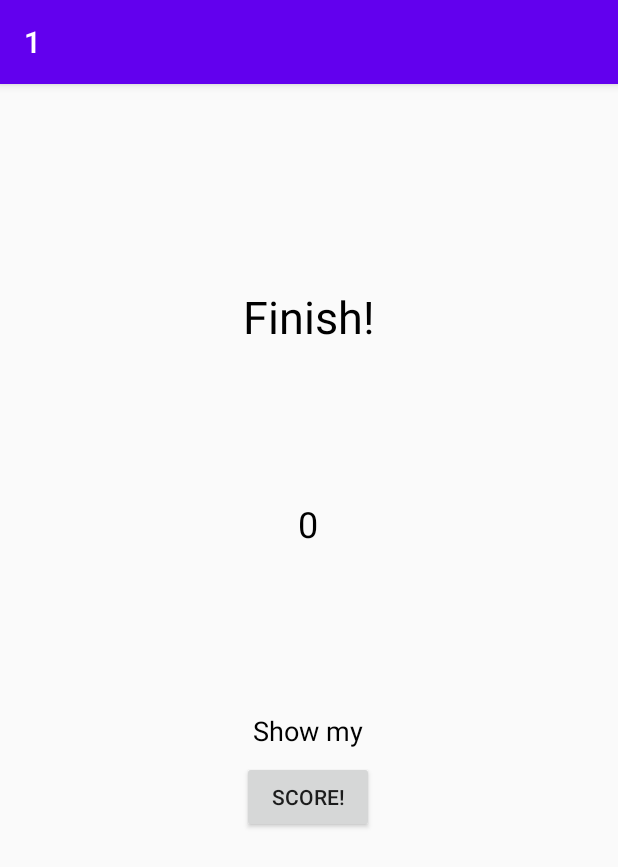
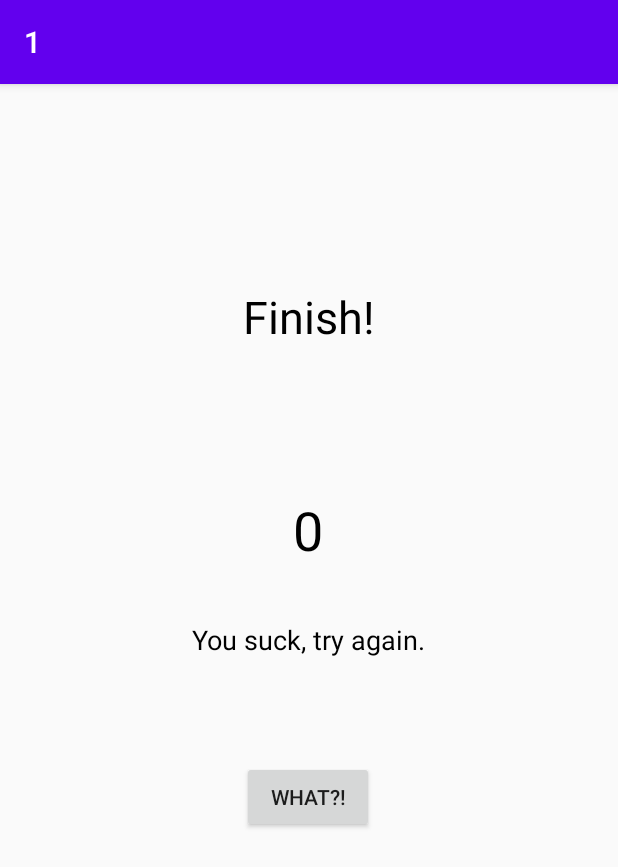
Before and after one commit to Erizium/1, an Android app: the FinishActivity screen opened directly, with no data from a screen before it, after a tap on "SCORE!", on a phone screen of 412 x 824 dp. Shown: the top 867 px of the screen. Run offline under Robolectric (Android 15) with nearby library versions, the phone set to English and light mode, and no system bars.

Commit message:
Improved all pictures. Added elements in finish screen so you can see score with the button. And restart the game.

```diff
--- a/app/src/main/java/com/example/a1/FinishActivity.kt
+++ b/app/src/main/java/com/example/a1/FinishActivity.kt
@@ -1,5 +1,6 @@
 package com.example.a1
 
+import android.content.Intent
 import androidx.appcompat.app.AppCompatActivity
 import android.os.Bundle
 import android.util.Log
@@ -7,8 +8,6 @@ import android.view.View
 import kotlinx.android.synthetic.main.activity_finish.*
 
 class FinishActivity : AppCompatActivity() {
-
-
 
     override fun onCreate(savedInstanceState: Bundle?) {
         super.onCreate(savedInstanceState)
@@ -19,14 +18,25 @@ class FinishActivity : AppCompatActivity() {
 
         scoreButton.setOnClickListener {
             scoreText.setVisibility(View.VISIBLE)
+            goodText.setVisibility(View.VISIBLE)
+            scoreButton.text = "To Start"
 
             if(score >= 4){
-
-
-            }else{
-
+                goodText.text = "Good Job!"
+                showView.setVisibility(View.INVISIBLE)
+                quitButton.setVisibility(View.VISIBLE)
+                if(score == 5){
+                    goodText.text = "Perfect Score!"
+                }
+            }else {
+                goodText.text = "You suck, try again."
+                showView.setVisibility(View.INVISIBLE)
+                scoreButton.text = "What?!"
+            }
+            scoreButton.setOnClickListener{
+                val surprise = Intent(this, QuestionActivity::class.java)
+                startActivity(surprise)
             }
         }
-
     }
 }
--- a/app/src/main/java/com/example/a1/MainActivity.kt
+++ b/app/src/main/java/com/example/a1/MainActivity.kt
@@ -13,8 +13,8 @@ class MainActivity : AppCompatActivity() {
         val startButton = findViewById<Button>(R.id.startButton)
 
         startButton.setOnClickListener {
-            val intent = Intent(this, QuestionActivity::class.java)
-            startActivity(intent)
+            val questions = Intent(this, QuestionActivity::class.java)
+            startActivity(questions)
         }
 
     }
--- a/app/src/main/res/layout/activity_finish.xml
+++ b/app/src/main/res/layout/activity_finish.xml
@@ -36,9 +36,9 @@
         android:layout_width="wrap_content"
         android:layout_height="wrap_content"
         android:layout_marginTop="56dp"
-        android:text="hej"
+        android:text="score"
         android:textColor="#000000"
-        android:textSize="24sp"
+        android:textSize="36sp"
         android:visibility="invisible"
         app:layout_constraintBottom_toTopOf="@+id/scoreButton"
         app:layout_constraintEnd_toEndOf="parent"
@@ -59,4 +59,30 @@
         app:layout_constraintEnd_toEndOf="parent"
         app:layout_constraintHorizontal_bias="0.498"
         app:layout_constraintStart_toStartOf="parent" />
+
+    <TextView
+        android:id="@+id/goodText"
+        android:layout_width="wrap_content"
+        android:layout_height="wrap_content"
+        android:text="Good Job!"
+        android:textColor="#000000"
+        android:textSize="18sp"
+        android:visibility="invisible"
+        app:layout_constraintBottom_toTopOf="@+id/showView"
+        app:layout_constraintEnd_toEndOf="parent"
+        app:layout_constraintStart_toStartOf="parent"
+        app:layout_constraintTop_toBottomOf="@+id/scoreText" />
+
+    <Button
+        android:id="@+id/quitButton"
+        android:layout_width="wrap_content"
+        android:layout_height="wrap_content"
+        android:text="Quit"
+        android:visibility="invisible"
+        app:layout_constraintBottom_toBottomOf="parent"
+        app:layout_constraintEnd_toEndOf="parent"
+        app:layout_constraintHorizontal_bias="0.498"
+        app:layout_constraintStart_toStartOf="parent"
+        app:layout_constraintTop_toBottomOf="@+id/scoreButton"
+        app:layout_constraintVertical_bias="0.047" />
 </androidx.constraintlayout.widget.ConstraintLayout>
--- a/app/src/main/res/layout/activity_question.xml
+++ b/app/src/main/res/layout/activity_question.xml
@@ -28,7 +28,7 @@
         app:layout_constraintStart_toStartOf="parent"
         app:layout_constraintTop_toTopOf="@+id/questionBackground"
         app:layout_constraintVertical_bias="0.26"
-        app:srcCompat="@drawable/zebra" />
+        app:srcCompat="@drawable/ic_launcher_background" />
 
     <Button
         android:id="@+id/option_one"
@@ -96,7 +96,7 @@
         android:layout_width="wrap_content"
         android:layout_height="wrap_content"
         android:layout_marginTop="292dp"
-        android:textColor="#786A6A"
+        android:textColor="#000000"
         android:textColorHint="#000000"
         app:layout_constraintEnd_toEndOf="parent"
         app:layout_constraintHorizontal_bias="0.498"
```
Also changed, not shown: app/src/main/java/com/example/a1/QuestionActivity.kt (+17 -20 lines), app/src/main/java/com/example/a1/QuestionListForest.kt (+5 -5 lines), app/src/main/java/com/example/a1/QuestionListSavanna.kt (+6 -6 lines), app/src/main/res/drawable/brazil.jpg (deleted), app/src/main/res/drawable/brazil1.jpg (added), app/src/main/res/drawable/brazil2.jpg (added), app/src/main/res/drawable/cloudo2.png (deleted), app/src/main/res/drawable/fullzebra.jpg (deleted), app/src/main/res/drawable/o2.jpg (added), app/src/main/res/drawable/o2double.jpg (added), app/src/main/res/drawable/tree.jpg, app/src/main/res/drawable/zebra.jpg (deleted), app/src/main/res/drawable/zebraeat.jpg, app/src/main/res/drawable/zebrafull.jpg (added), 2 more files.
